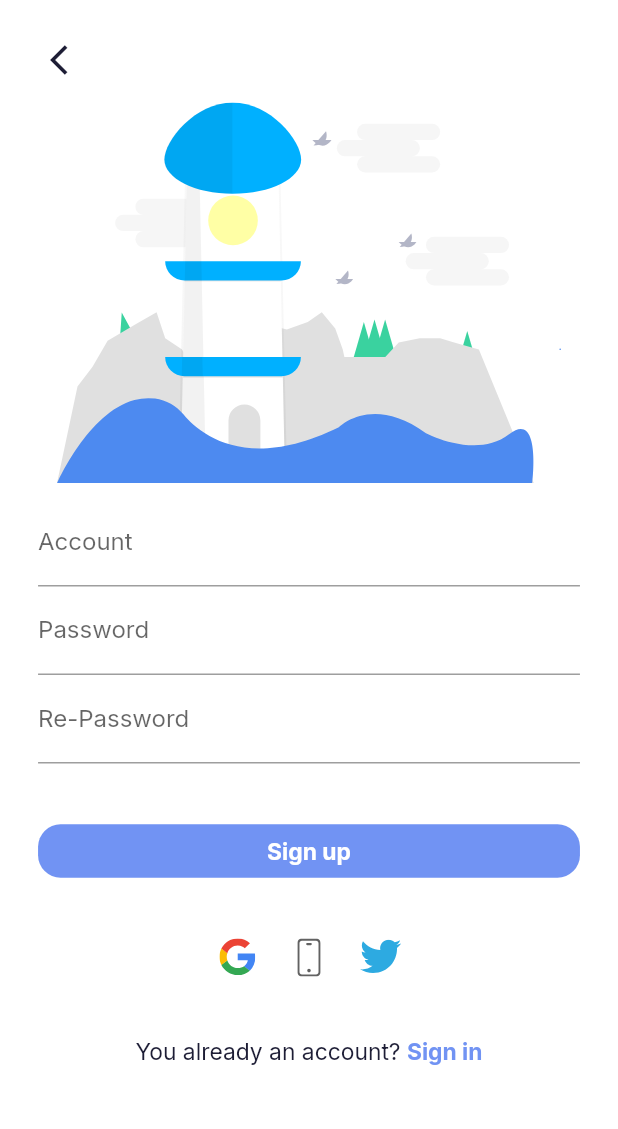
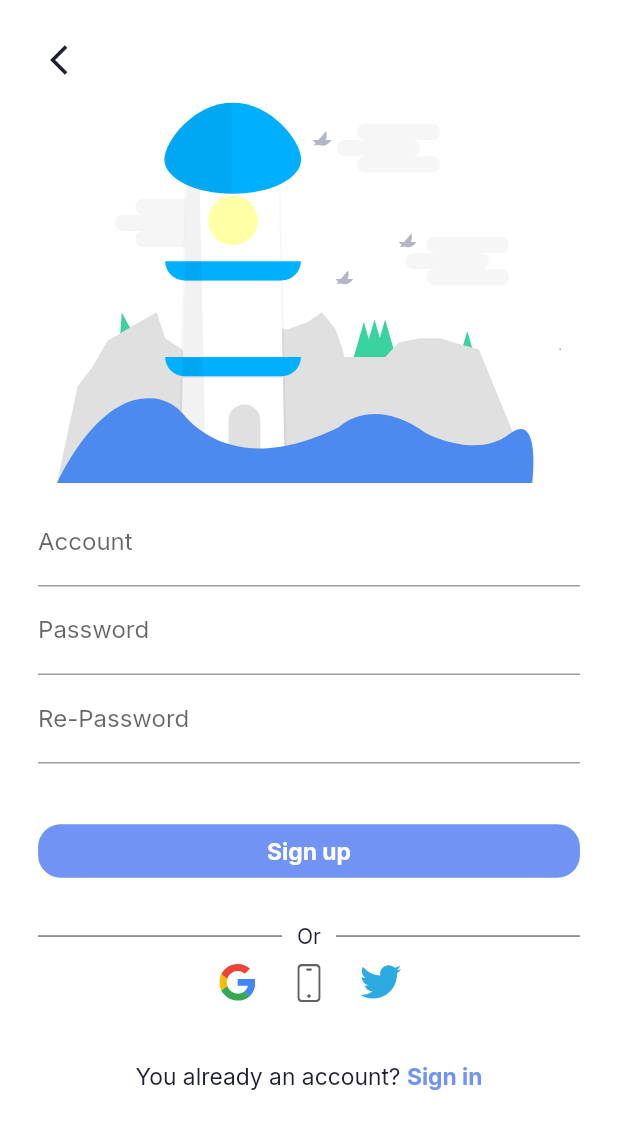
Before and after one commit to lkquan2303/Flutter-Chat-App, a Flutter app: the SignUpScreen screen opened by its route, on a phone screen of 412 x 824 dp. Shown: the top 1129 px of the screen. Run offline on Flutter 3.47's test engine with Material 2 defaults, Android fonts, the phone set to English and light mode, and no system bars; our stand-ins replace firebase_auth, flutter_svg, google_fonts; accounts and stored records are empty.

Commit message:
feat: Tap out side to close keyboard

```diff
--- a/lib/modules/authentication/sign_in/layouts/body_login.dart
+++ b/lib/modules/authentication/sign_in/layouts/body_login.dart
@@ -11,6 +11,7 @@ class BodyLogin extends StatelessWidget {
   @override
   Widget build(BuildContext context) {
     return SingleChildScrollView(
+      // ignore: avoid_unnecessary_containers
       child: Container(
         child: Column(
           children: [
--- a/lib/modules/authentication/sign_in/widgets/user_validation.dart
+++ b/lib/modules/authentication/sign_in/widgets/user_validation.dart
@@ -9,6 +9,9 @@ import 'social_sign_in.dart';
 
 class UserValidation extends StatelessWidget {
   final formKey = GlobalKey<FormState>();
+
+  final TextEditingController _emailController = TextEditingController();
+  final TextEditingController _passwordController = TextEditingController();
 
   signIn() {
     formKey.currentState!.validate();
@@ -24,6 +27,7 @@ class UserValidation extends StatelessWidget {
           children: [
             //*<---------- User Email ---------->
             TextFormField(
+              controller: _emailController,
               validator: (val) {
                 if (val!.isEmpty) {
                   return kAddressNullError;
@@ -56,6 +60,7 @@ class UserValidation extends StatelessWidget {
             ),
             //*<---------- User Password ---------->
             TextFormField(
+              controller: _passwordController,
               validator: (val) {
                 if (val!.isEmpty) {
                   return kPassNullError;
--- a/lib/modules/authentication/sign_up/layouts/body_sign_up.dart
+++ b/lib/modules/authentication/sign_up/layouts/body_sign_up.dart
@@ -12,6 +12,7 @@ class BodySignUp extends StatelessWidget {
   @override
   Widget build(BuildContext context) {
     return SafeArea(
+      child: SingleChildScrollView(
         child: Padding(
           padding: EdgeInsets.symmetric(
             horizontal: getProportionateScreenHeight(25),
@@ -81,7 +82,32 @@ class BodySignUp extends StatelessWidget {
                 ),
               ),
               SizedBox(
-              height: getProportionateScreenHeight(40),
+                height: getProportionateScreenHeight(30),
+              ),
+              Row(
+                children: [
+                  const Expanded(
+                    child: Divider(
+                      height: 10,
+                      thickness: 1,
+                      color: Colors.black54,
+                    ),
+                  ),
+                  const Padding(
+                    padding: EdgeInsets.symmetric(horizontal: 10),
+                    child: Text('Or'),
+                  ),
+                  const Expanded(
+                    child: Divider(
+                      height: 10,
+                      thickness: 1,
+                      color: Colors.black54,
+                    ),
+                  ),
+                ],
+              ),
+              SizedBox(
+                height: getProportionateScreenHeight(10),
               ),
               const SocialSignIn(),
               SizedBox(
@@ -114,6 +140,7 @@ class BodySignUp extends StatelessWidget {
             ],
           ),
         ),
+      ),
     );
   }
 }
--- a/lib/modules/authentication/sign_up/screens/sign_up_screen.dart
+++ b/lib/modules/authentication/sign_up/screens/sign_up_screen.dart
@@ -6,8 +6,11 @@ class SignUpScreen extends StatelessWidget {
 
   @override
   Widget build(BuildContext context) {
-    return const Scaffold(
-      body: BodySignUp(),
+    return GestureDetector(
+      onTap: () => FocusManager.instance.primaryFocus?.unfocus(),
+      child: const Scaffold(
+        body: BodySignUp(),
+      ),
     );
   }
 }
--- a/pubspec.yaml
+++ b/pubspec.yaml
@@ -23,8 +23,10 @@ environment:
 dependencies:
   flutter:
     sdk: flutter
+  bloc: ^7.0.0
   cloud_firestore: ^2.2.2
   cupertino_icons: ^1.0.2
+  equatable: ^2.0.3
   firebase_auth: ^1.4.1
   flutter_svg: ^0.19.2
   get: ^4.1.4
```
Also changed, not shown: lib/getXHelper/firebase_controller.dart (+18 -18 lines), lib/modules/authentication/sign_in/screens/sign_in_screen.dart (+5 -2 lines), lib/repositories/user_repository.dart (added, +45 -0 lines), pubspec.lock. Lines whose indentation alone changed are shown as unchanged.
